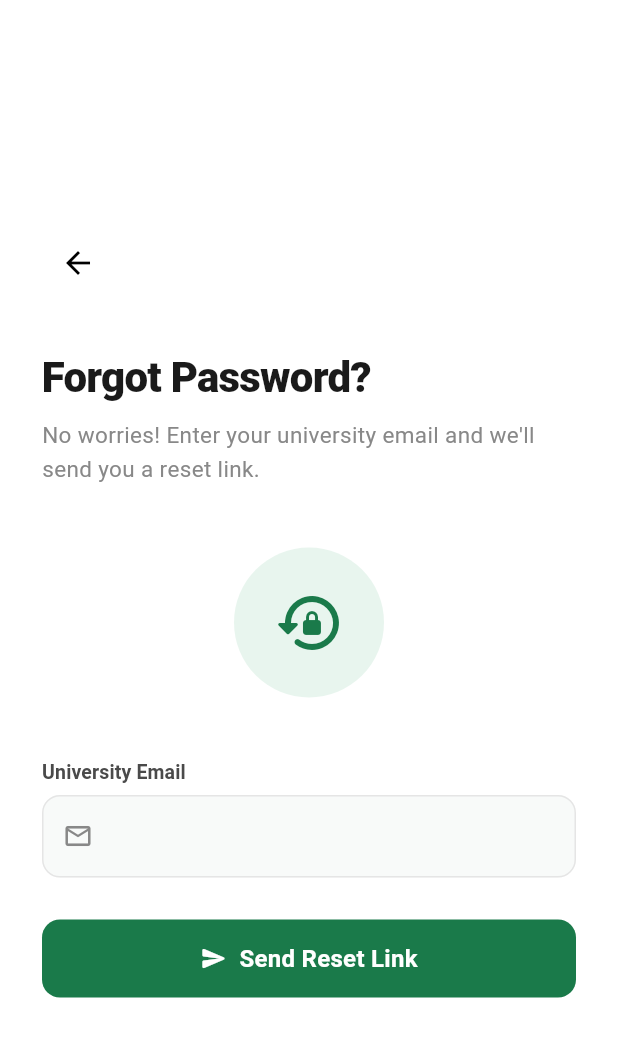
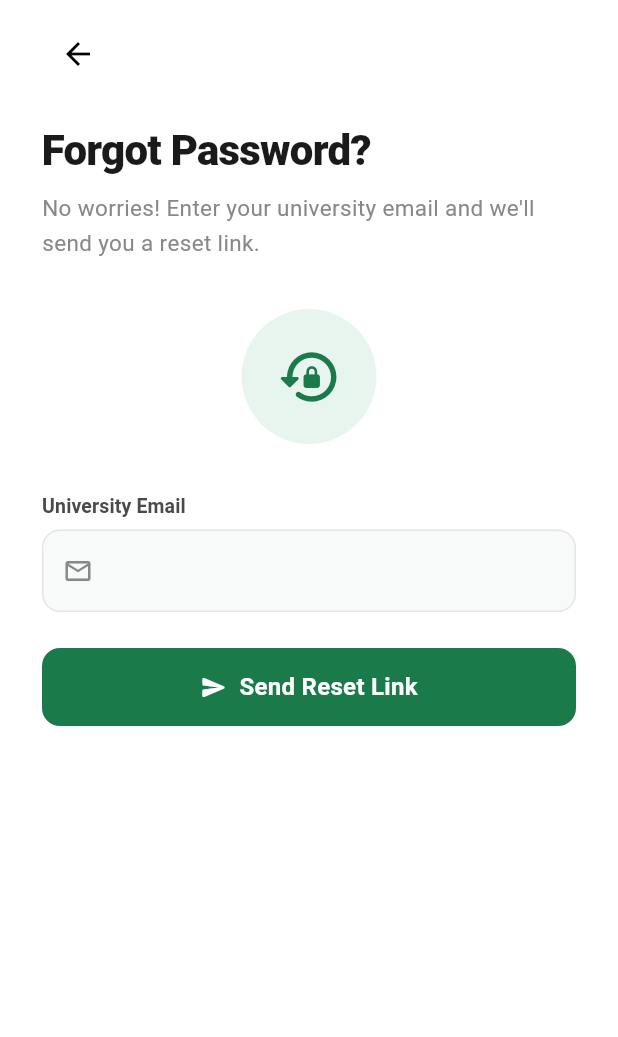
Before and after one commit to ahadahmed9980/Campus-Care-App, a Flutter app: the ForgotPasswordScreen screen opened by its route, on a phone screen of 412 x 824 dp. Shown: the top 1037 px of the screen. Run offline on Flutter 3.47's test engine with Material 3 defaults, Android fonts, the phone set to English and light mode, and no system bars; drawn by our look-alikes of flutter_animate; our stand-ins replace cloud_firestore, connectivity_plus, firebase_auth, firebase_core, firebase_messaging, firebase_storage and 6 more; missing offline and left inert: cloudinary_public; accounts and stored records are empty; Roboto replaces fonts that are missing (SF Pro Display).

```diff
--- a/lib/screens/auth/forgot_password_screen.dart
+++ b/lib/screens/auth/forgot_password_screen.dart
@@ -42,20 +42,24 @@ class _ForgotPasswordScreenState extends State<ForgotPasswordScreen> {
     return Scaffold(
       backgroundColor: isDark ? const Color(0xFF121212) : AppColors.surface,
       body: SafeArea(
-        child: Center(
+        child: Align(
+          alignment: Alignment.topCenter,
           child: ConstrainedBox(
             constraints: const BoxConstraints(maxWidth: 600),
             child: SingleChildScrollView(
               padding: const EdgeInsets.symmetric(horizontal: 28),
               child: Column(
                 crossAxisAlignment: CrossAxisAlignment.start,
+                mainAxisAlignment: MainAxisAlignment.start,
                 children: [
-                  const SizedBox(height: 24),
+                  const SizedBox(height: 12),
 
                   // ── Back ──
                   Align(
                     alignment: Alignment.centerLeft,
                     child: IconButton(
+                      padding: EdgeInsets.zero,
+                      constraints: const BoxConstraints(),
                       onPressed: () => Get.back(),
                       icon: Icon(
                         Icons.arrow_back,
@@ -63,7 +67,7 @@ class _ForgotPasswordScreenState extends State<ForgotPasswordScreen> {
                       ),
                     ),
                   ),
-                  const SizedBox(height: 32),
+                  const SizedBox(height: 20),
 
                   // ── Header ──
                   Text(
@@ -84,14 +88,14 @@ class _ForgotPasswordScreenState extends State<ForgotPasswordScreen> {
                       height: 1.5,
                     ),
                   ).animate().fade(duration: 350.ms, delay: 50.ms).slideY(begin: 0.1, end: 0, curve: Curves.easeOutCubic),
-                  const SizedBox(height: 40),
+                  const SizedBox(height: 32),
 
                   if (!_emailSent) ...[
                     // ── Reset Form Icon ──
                     Center(
                       child: Container(
-                        width: 100,
-                        height: 100,
+                        width: 90,
+                        height: 90,
                         decoration: BoxDecoration(
                           color: isDark ? const Color(0xFF1E293B) : AppColors.primaryLight,
                           shape: BoxShape.circle,
@@ -99,20 +103,20 @@ class _ForgotPasswordScreenState extends State<ForgotPasswordScreen> {
                         child: const Center(
                           child: Icon(
                             Icons.lock_reset_rounded,
-                            size: 48,
+                            size: 44,
                             color: AppColors.primary,
                           ),
                         ),
                       ),
                     ).animate().fade(duration: 350.ms, delay: 100.ms).scale(begin: const Offset(0.5, 0.5), end: const Offset(1, 1), curve: Curves.bounceOut),
-                    const SizedBox(height: 40),
+                    const SizedBox(height: 32),
 
                     // ── Form ──
                     Form(
                       key: _formKey,
                       child: AppTextField(
                         label: 'University Email',
-                        hint: '', // Required parameter ko empty string se satisfy kiya gaya hai
+                        hint: '',
                         controller: _emailCtrl,
                         prefixIcon: Icons.email_outlined,
                         keyboardType: TextInputType.emailAddress,
@@ -129,7 +133,7 @@ class _ForgotPasswordScreenState extends State<ForgotPasswordScreen> {
                         },
                       ),
                     ).animate().fade(duration: 350.ms, delay: 150.ms).slideY(begin: 0.1, end: 0, curve: Curves.easeOutCubic),
-                    const SizedBox(height: 28),
+                    const SizedBox(height: 24),
 
                     Obx(
                       () => PrimaryButton(
@@ -145,8 +149,8 @@ class _ForgotPasswordScreenState extends State<ForgotPasswordScreen> {
                       child: Column(
                         children: [
                           Container(
-                            width: 100,
-                            height: 100,
+                            width: 90,
+                            height: 90,
                             decoration: BoxDecoration(
                               color: isDark ? const Color(0xFF064E3B) : AppColors.successLight,
                               shape: BoxShape.circle,
@@ -154,12 +158,12 @@ class _ForgotPasswordScreenState extends State<ForgotPasswordScreen> {
                             child: const Center(
                               child: Icon(
                                 Icons.mark_email_read_outlined,
-                                size: 48,
+                                size: 44,
                                 color: AppColors.success,
                               ),
                             ),
                           ).animate().fade(duration: 350.ms).scale(begin: const Offset(0.5, 0.5), end: const Offset(1, 1), curve: Curves.bounceOut),
-                          const SizedBox(height: 28),
+                          const SizedBox(height: 24),
                           Text(
                             'Check your email!',
                             style: TextStyle(
@@ -178,7 +182,7 @@ class _ForgotPasswordScreenState extends State<ForgotPasswordScreen> {
                               height: 1.6,
                             ),
                           ).animate().fade(duration: 350.ms, delay: 150.ms).slideY(begin: 0.1, end: 0),
-                          const SizedBox(height: 40),
+                          const SizedBox(height: 32),
                           PrimaryButton(
                             label: 'Back to Login',
                             onPressed: () => Get.back(),
@@ -198,7 +202,7 @@ class _ForgotPasswordScreenState extends State<ForgotPasswordScreen> {
                       ),
                     ),
                   ],
-                  const SizedBox(height: 32),
+                  const SizedBox(height: 24),
                 ],
               ),
             ),
```
Also changed, not shown: 1 other file.
